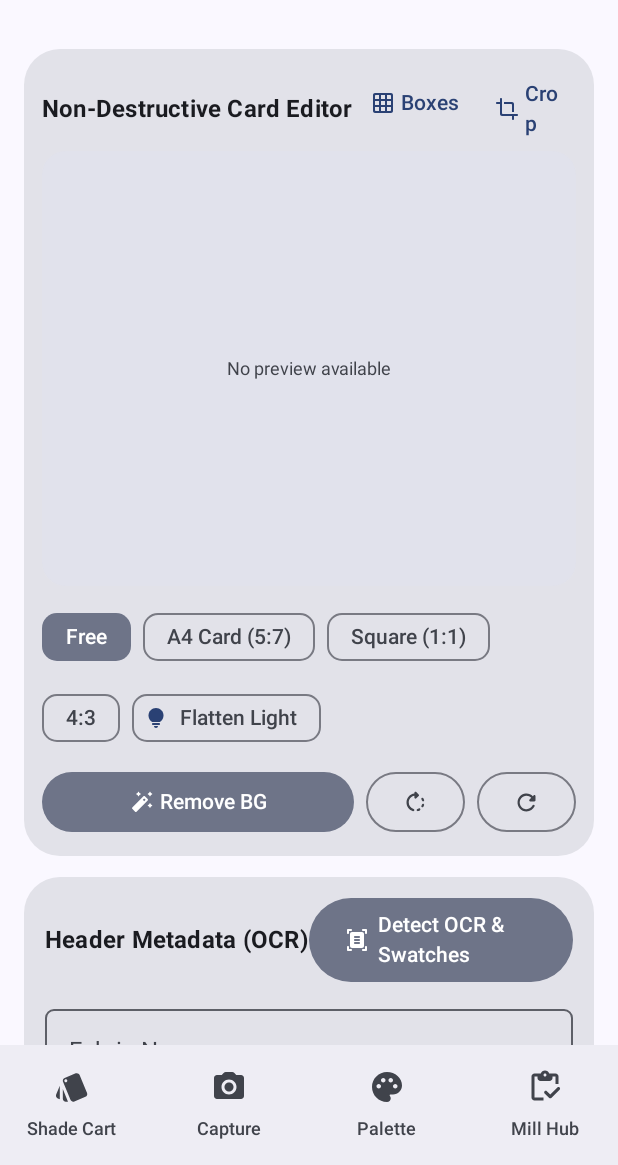
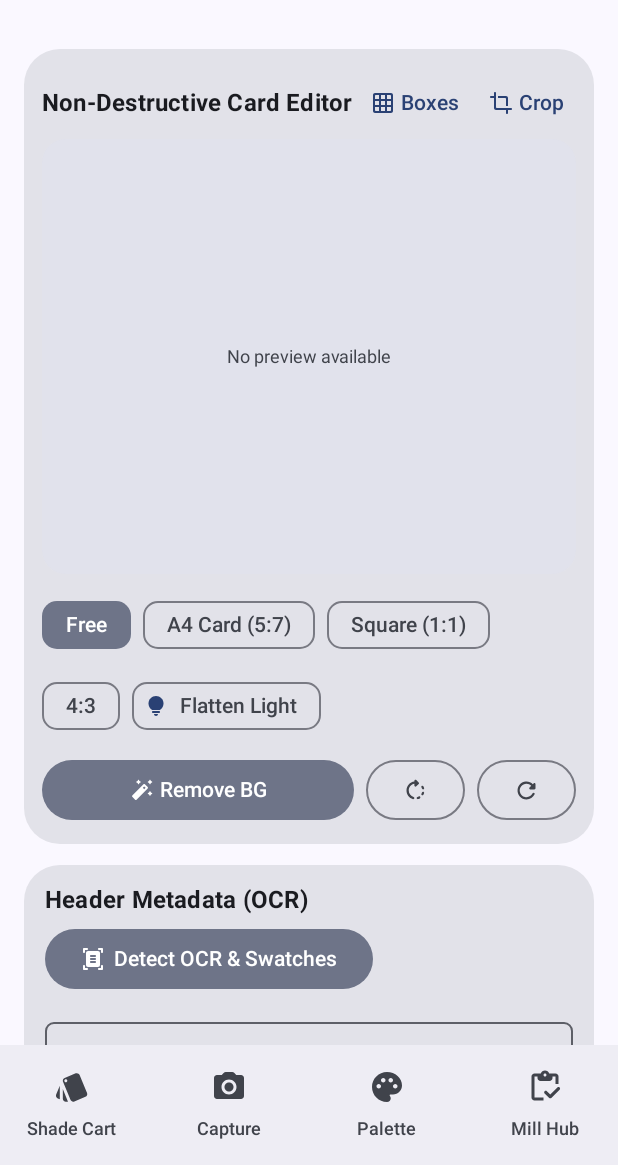
Before and after one commit to Mamm00/AzPallete, an Android app built with Jetpack Compose: the edit screen opened through its navigation route, on a phone screen of 412 x 824 dp, the part 71-1236 px from its top. Run offline under Robolectric (Android 15) with nearby library versions, the phone set to English and light mode, and no system bars; our stand-ins replace Dagger/Hilt's generated code, Room's generated code; libraries missing offline, so code that uses them is left out: androidx.hilt.lifecycle, androidx.palette.graphics, com.canhub.cropper, com.google.mlkit.vision; 3 statements that could not run were skipped.

Commit message:
fix: R8 ML Kit registrar preservation, ITEM NAME/CODE OCR & CartEditScreen layout (v2.0.1) (#3)
* chore: temporary CI diagnostic to inspect R8 release mapping

Co-authored-by: arena-agent <297053741+arena-agent@users.noreply.github.com>

* chore: refine temp R8 diagnostic annotations

Co-authored-by: arena-agent <297053741+arena-agent@users.noreply.github.com>

* chore: inspect registrars and exact dex getClass lines

Co-authored-by: arena-agent <297053741+arena-agent@users.noreply.github.com>

* chore: inspect registrar mapping and ft2/it2 dex

Co-authored-by: arena-agent <297053741+arena-agent@users.noreply.github.com>

* chore: surgical dex inspect of ft2, at2, SSR, wc0, it2

Co-authored-by: arena-agent <297053741+arena-agent@users.noreply.github.com>

* chore: inspect all registrar inits, ft2 invokeSuspend, q32, and proguard rules

Co-authored-by: arena-agent <297053741+arena-agent@users.noreply.github.com>

* chore: inspect q32.a, ft2 catches, and consumer proguard rules

Co-authored-by: arena-agent <297053741+arena-agent@users.noreply.github.com>

* chore: inspect InputImage.fromBitmap and ft2 body

Co-authored-by: arena-agent <297053741+arena-agent@users.noreply.github.com>

* chore: check exact q32.a method and ft2 try table

Co-authored-by: arena-agent <297053741+arena-agent@users.noreply.github.com>

* fix: preserve ML Kit ComponentRegistrar constructors in R8 full mode and fix CartEditScreen header layout (v2.0.1)

Co-authored-by: arena-agent <297053741+arena-agent@users.noreply.github.com>

---------

Co-authored-by: arena-agent <297053741+arena-agent@users.noreply.github.com>

```diff
--- a/app/build.gradle.kts
+++ b/app/build.gradle.kts
@@ -15,8 +15,8 @@ android {
         applicationId = "com.alazhartex.shadecart"
         minSdk = libs.versions.minSdk.get().toInt()
         targetSdk = libs.versions.targetSdk.get().toInt()
-        versionCode = 4
-        versionName = "2.0.0"
+        versionCode = 5
+        versionName = "2.0.1"
 
         val syncBaseUrl = (System.getenv("ALAZHARTEX_SYNC_BASE_URL") ?: "")
             .replace("\"", "\\\"")
--- a/app/src/main/java/com/alazhartex/shadecart/domain/vision/ShadeCartOcrParser.kt
+++ b/app/src/main/java/com/alazhartex/shadecart/domain/vision/ShadeCartOcrParser.kt
@@ -32,10 +32,10 @@ class ShadeCartOcrParser {
 
     companion object {
         private val FABRIC_NAME_REGEX = Regex(
-            """(?i)(?:fabric\s*name|fabric|quality)\s*[:\-]\s*([^\r\n]+?)(?=\s+(?:code|ref|weight|width)\s*[:\-]|$)""",
+            """(?i)(?:fabric\s*name|item\s*name|fabric|quality)\s*[:\-]\s*([^\r\n]+?)(?=\s+(?:(?:fabric|item)\s*code|code|ref|weight|width)\s*[:\-]|$)""",
         )
         private val FABRIC_CODE_REGEX = Regex(
-            """(?i)(?:code|ref|sku|art(?:icle)?(?:\s*no)?)\s*[:.\-]\s*([A-Z0-9][A-Z0-9\-_/]{1,20})""",
+            """(?i)(?:fabric\s*code|item\s*code|code|ref|sku|art(?:icle)?(?:\s*no)?)\s*[:.\-]\s*([A-Z0-9][A-Z0-9\-_/]{1,20})""",
         )
         private val WEIGHT_GSM_REGEX = Regex(
             """(?i)(?:weight\s*[:\-]\s*)?(\d{2,4})\s*(?:gsm|g/m2|g/m²|gr/m2|gm2)\b""",
--- a/app/src/main/java/com/alazhartex/shadecart/ui/screens/edit/CartEditScreen.kt
+++ b/app/src/main/java/com/alazhartex/shadecart/ui/screens/edit/CartEditScreen.kt
@@ -10,6 +10,7 @@ import androidx.compose.foundation.layout.Box
 import androidx.compose.foundation.layout.Column
 import androidx.compose.foundation.layout.ExperimentalLayoutApi
 import androidx.compose.foundation.layout.FlowRow
+import androidx.compose.foundation.layout.PaddingValues
 import androidx.compose.foundation.layout.Row
 import androidx.compose.foundation.layout.Spacer
 import androidx.compose.foundation.layout.fillMaxSize
@@ -288,37 +289,53 @@ fun CartEditScreen(
             modifier = Modifier.fillMaxWidth(),
         ) {
             Column(modifier = Modifier.padding(12.dp)) {
-                Row(
+                FlowRow(
                     modifier = Modifier.fillMaxWidth(),
                     horizontalArrangement = Arrangement.SpaceBetween,
-                    verticalAlignment = Alignment.CenterVertically,
+                    verticalArrangement = Arrangement.spacedBy(2.dp),
                 ) {
                     Text(
                         text = "Non-Destructive Card Editor",
                         style = MaterialTheme.typography.titleMedium,
                         fontWeight = FontWeight.Bold,
+                        modifier = Modifier.align(Alignment.CenterVertically),
                     )
-                    Row {
+                    Row(
+                        modifier = Modifier.align(Alignment.CenterVertically),
+                        horizontalArrangement = Arrangement.spacedBy(4.dp),
+                        verticalAlignment = Alignment.CenterVertically,
+                    ) {
                         TextButton(
                             onClick = {
                                 cropEditorActive = false
                                 overlayBoxEditorActive = !overlayBoxEditorActive
                             },
+                            contentPadding = PaddingValues(horizontal = 8.dp, vertical = 4.dp),
+                            modifier = Modifier.testTag("toggle_overlay_boxes_button"),
                         ) {
                             Icon(Icons.Rounded.GridOn, contentDescription = null, modifier = Modifier.size(16.dp))
                             Spacer(modifier = Modifier.width(4.dp))
-                            Text(if (overlayBoxEditorActive) "Hide Boxes" else "Boxes")
+                            Text(
+                                text = if (overlayBoxEditorActive) "Hide Boxes" else "Boxes",
+                                maxLines = 1,
+                                softWrap = false,
+                            )
                         }
                         TextButton(
                             onClick = {
                                 overlayBoxEditorActive = false
                                 cropEditorActive = !cropEditorActive
                             },
+                            contentPadding = PaddingValues(horizontal = 8.dp, vertical = 4.dp),
                             modifier = Modifier.testTag("toggle_crop_mode_button"),
                         ) {
                             Icon(Icons.Rounded.Crop, contentDescription = null, modifier = Modifier.size(16.dp))
                             Spacer(modifier = Modifier.width(4.dp))
-                            Text(if (cropEditorActive) "Done" else "Crop")
+                            Text(
+                                text = if (cropEditorActive) "Done" else "Crop",
+                                maxLines = 1,
+                                softWrap = false,
+                            )
                         }
                     }
                 }
@@ -459,7 +476,11 @@ fun CartEditScreen(
                         ) {
                             Icon(Icons.Rounded.Check, contentDescription = null, modifier = Modifier.size(16.dp))
                             Spacer(modifier = Modifier.width(4.dp))
-                            Text("Apply Crop")
+                            Text(
+                                text = "Apply Crop",
+                                maxLines = 1,
+                                softWrap = false,
+                            )
                         }
                     } else {
                         FilledTonalButton(
@@ -471,7 +492,11 @@ fun CartEditScreen(
                         ) {
                             Icon(Icons.Rounded.AutoFixHigh, contentDescription = null, modifier = Modifier.size(16.dp))
                             Spacer(modifier = Modifier.width(4.dp))
-                            Text(if (uiState.editStack.backgroundRemoved) "Restore BG" else "Remove BG")
+                            Text(
+                                text = if (uiState.editStack.backgroundRemoved) "Restore BG" else "Remove BG",
+                                maxLines = 1,
+                                softWrap = false,
+                            )
                         }
                     }
 
@@ -512,24 +537,31 @@ fun CartEditScreen(
                 modifier = Modifier.padding(14.dp),
                 verticalArrangement = Arrangement.spacedBy(10.dp),
             ) {
-                Row(
+                FlowRow(
                     modifier = Modifier.fillMaxWidth(),
                     horizontalArrangement = Arrangement.SpaceBetween,
-                    verticalAlignment = Alignment.CenterVertically,
+                    verticalArrangement = Arrangement.spacedBy(6.dp),
                 ) {
                     Text(
                         text = "Header Metadata (OCR)",
                         style = MaterialTheme.typography.titleMedium,
                         fontWeight = FontWeight.Bold,
+                        modifier = Modifier.align(Alignment.CenterVertically),
                     )
                     FilledTonalButton(
                         onClick = onAnalyzeCurrentImage,
                         enabled = !uiState.isProcessingImage,
-                        modifier = Modifier.testTag("analyze_card_button"),
+                        modifier = Modifier
+                            .align(Alignment.CenterVertically)
+                            .testTag("analyze_card_button"),
                     ) {
                         Icon(Icons.Rounded.DocumentScanner, contentDescription = null, modifier = Modifier.size(16.dp))
                         Spacer(modifier = Modifier.width(6.dp))
-                        Text("Detect OCR & Swatches")
+                        Text(
+                            text = "Detect OCR & Swatches",
+                            maxLines = 1,
+                            softWrap = false,
+                        )
                     }
                 }
 
--- a/app/src/main/java/com/alazhartex/shadecart/ui/screens/palette/PaletteEditorScreen.kt
+++ b/app/src/main/java/com/alazhartex/shadecart/ui/screens/palette/PaletteEditorScreen.kt
@@ -173,12 +173,13 @@ fun PaletteEditorScreen(
                                 },
                                 style = MaterialTheme.typography.titleMedium,
                                 fontWeight = FontWeight.Bold,
+                                modifier = Modifier.weight(1f),
                             )
                             if (uiState.editingSwatchId != null) {
                                 OutlinedButton(onClick = onStartNewSwatch) {
                                     Icon(Icons.Rounded.Add, contentDescription = null, modifier = Modifier.size(16.dp))
                                     Spacer(modifier = Modifier.width(4.dp))
-                                    Text("New")
+                                    Text("New", maxLines = 1, softWrap = false)
                                 }
                             }
                         }
```
Also changed, not shown: app/src/main/java/com/alazhartex/shadecart/domain/vision/SubjectSegmentationGateway.kt (+21 -1 lines), app/src/main/java/com/alazhartex/shadecart/domain/vision/TextRecognitionGateway.kt (+4 -3 lines), 5 other files.
